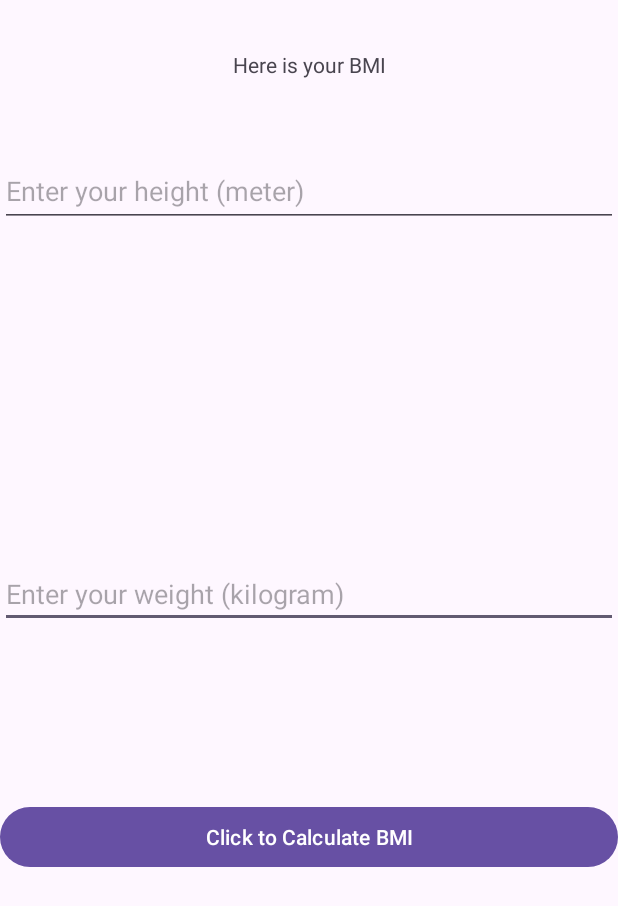
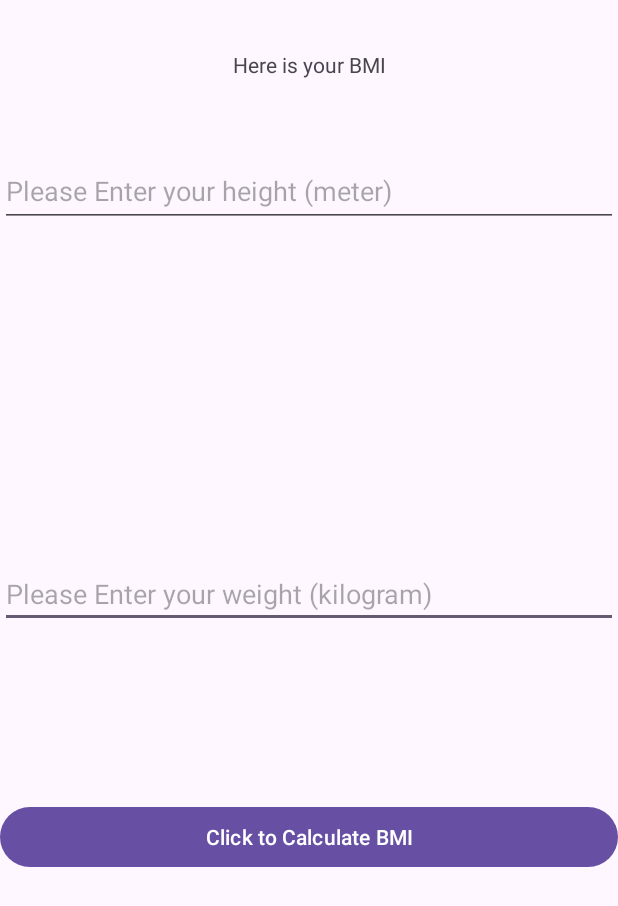
Before and after one commit to MarcoAsia/Marco-Gabriel-Asia-block7-acitivity1, an Android app: the screen it shows after launch (MainActivity), on a phone screen of 412 x 824 dp. Shown: the top 906 px of the screen. Run offline under Robolectric (Android 15) with nearby library versions, the phone set to English and light mode, and no system bars.

Commit message:
Commit and push 5

```diff
--- a/app/src/main/res/layout/activity_main.xml
+++ b/app/src/main/res/layout/activity_main.xml
@@ -11,7 +11,7 @@
         android:layout_width="0dp"
         android:layout_height="wrap_content"
         android:layout_marginTop="373dp"
-        android:hint="Enter your weight (kilogram)"
+        android:hint="Please Enter your weight (kilogram)"
         android:inputType="numberDecimal"
         app:layout_constraintEnd_toEndOf="parent"
         app:layout_constraintStart_toStartOf="parent"
@@ -23,7 +23,7 @@
         android:layout_width="0dp"
         android:layout_height="wrap_content"
         android:layout_marginTop="103dp"
-        android:hint="Enter your height (meter)"
+        android:hint="Please Enter your height (meter)"
         android:inputType="numberDecimal"
         android:minHeight="48dp"
         app:layout_constraintEnd_toEndOf="parent"
```
